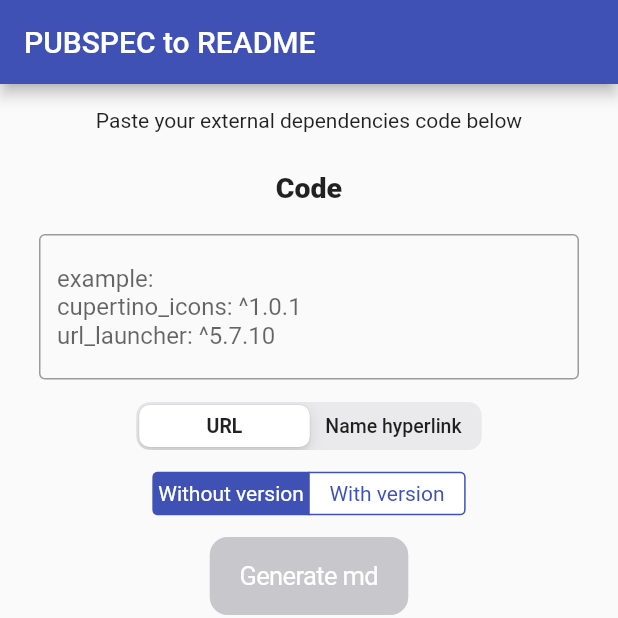
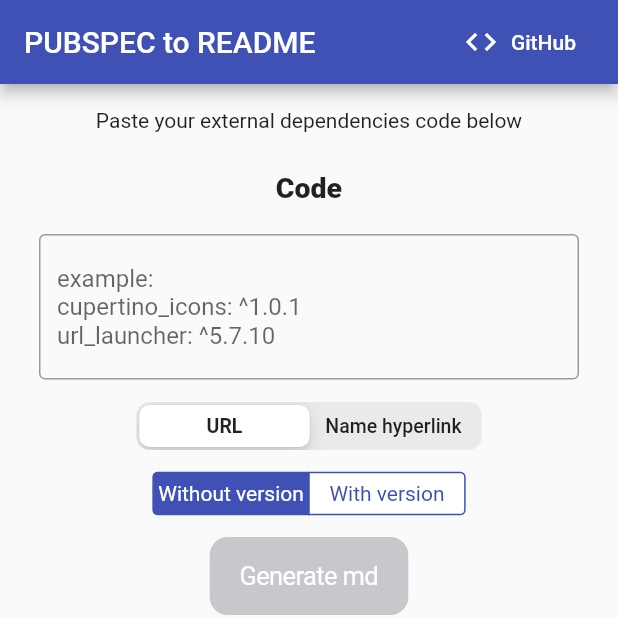
Before and after one commit to iqfareez/pubspec_to_md, a Flutter app: the screen it shows after launch, on a phone screen of 412 x 824 dp, the top half of it. Run offline on Flutter 3.47's test engine with Material 2 defaults, Android fonts, the phone set to English and light mode, and no system bars; our stand-ins replace fluttertoast.

Commit message:
Added Github link Added line breaks output

```diff
--- a/lib/main.dart
+++ b/lib/main.dart
@@ -1,5 +1,6 @@
 import 'package:flutter/material.dart';
 import 'package:pubspec_to_md/screens/entry_point.dart';
+import 'package:url_launcher/url_launcher.dart';
 
 void main() {
   runApp(MyApp());
@@ -27,8 +28,34 @@ class MyHome extends StatelessWidget {
     return Scaffold(
       appBar: AppBar(
         title: Text('PUBSPEC to README'),
+        actions: [
+          TextButton.icon(
+            onPressed: () {
+              launchURL('https://github.com/iqfareez/pubspec_to_md');
+            },
+            icon: Icon(
+              Icons.code,
+              color: Colors.white,
+            ),
+            label: Text(
+              'GitHub',
+              style: TextStyle(color: Colors.white),
+            ),
+          ),
+          SizedBox(
+            width: 20,
+          ),
+        ],
       ),
       body: EntryPoint(),
     );
   }
 }
+
+void launchURL(String url) async {
+  if (await canLaunch(url)) {
+    await launch(url);
+  } else {
+    throw 'Could not launch $url';
+  }
+}
```
Also changed, not shown: lib/utils/conversion_logic.dart (+4 -4 lines), pubspec.yaml (+1 -37 lines).
